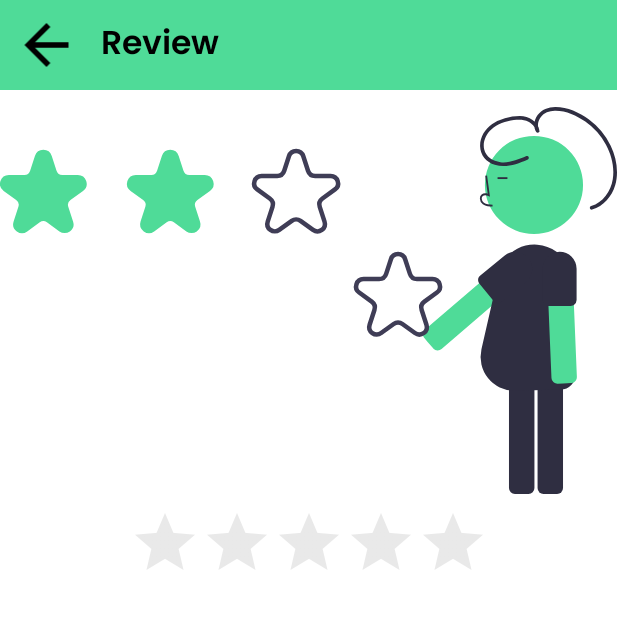
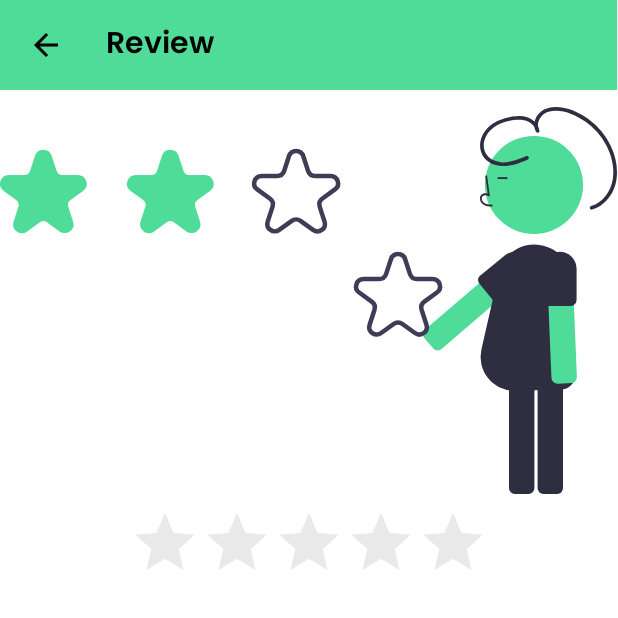
Before and after one commit to BeastMaster99/AlgoHeroes_tour_management_system, an Android app: the AddReview screen opened directly, with no data from a screen before it, on a phone screen of 412 x 824 dp, the top half of it. Run offline under Robolectric (Android 15) with nearby library versions, the phone set to English and light mode, and no system bars; our stand-ins replace Firebase (no records; nobody signed in at launch, a user with empty details on screens opened directly).

Commit message:
enhancing UI of add rating toolbar

```diff
--- a/app/src/main/res/layout/activity_add_review.xml
+++ b/app/src/main/res/layout/activity_add_review.xml
@@ -70,8 +70,8 @@
 
     <ImageView
         android:id="@+id/goBack"
-        android:layout_width="50dp"
-        android:layout_height="44dp"
+        android:layout_width="wrap_content"
+        android:layout_height="wrap_content"
         android:layout_marginTop="10dp"
         android:layout_marginEnd="350dp"
         android:layout_marginBottom="10dp"
@@ -93,7 +93,7 @@
         android:fontFamily="@font/font6"
         android:text="@string/review"
         android:textColor="@color/black"
-        android:textSize="22sp"
+        android:textSize="20sp"
         app:layout_constraintBottom_toBottomOf="@+id/toolbar2"
         app:layout_constraintEnd_toEndOf="parent"
         app:layout_constraintStart_toStartOf="@+id/toolbar2"
```
